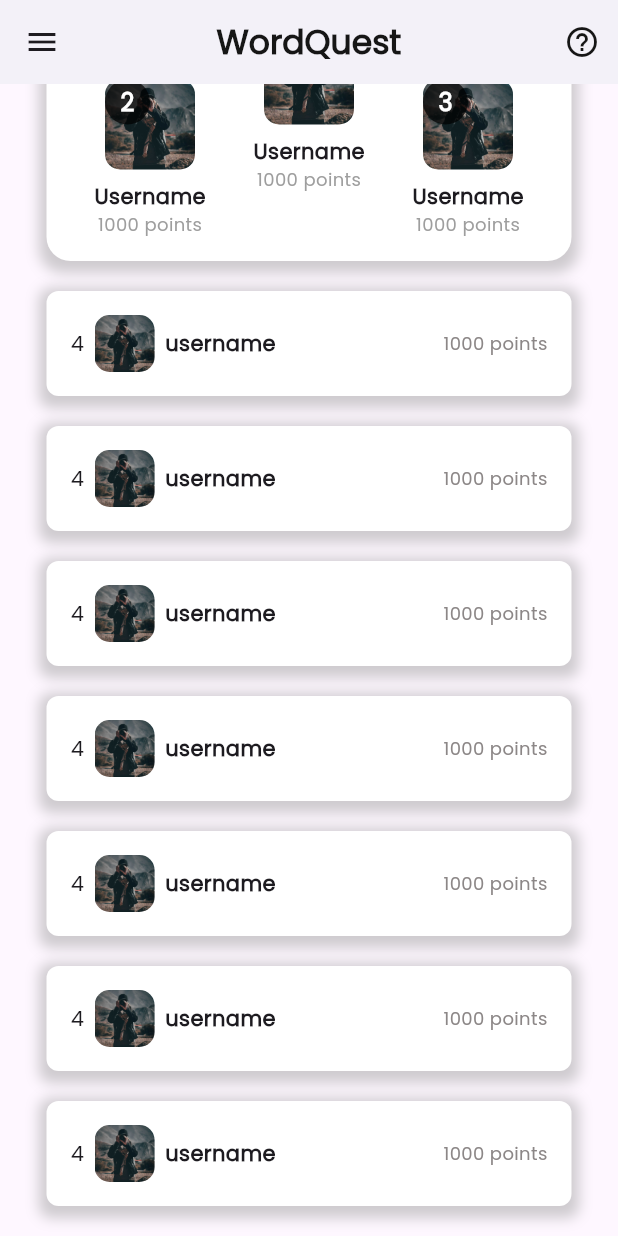
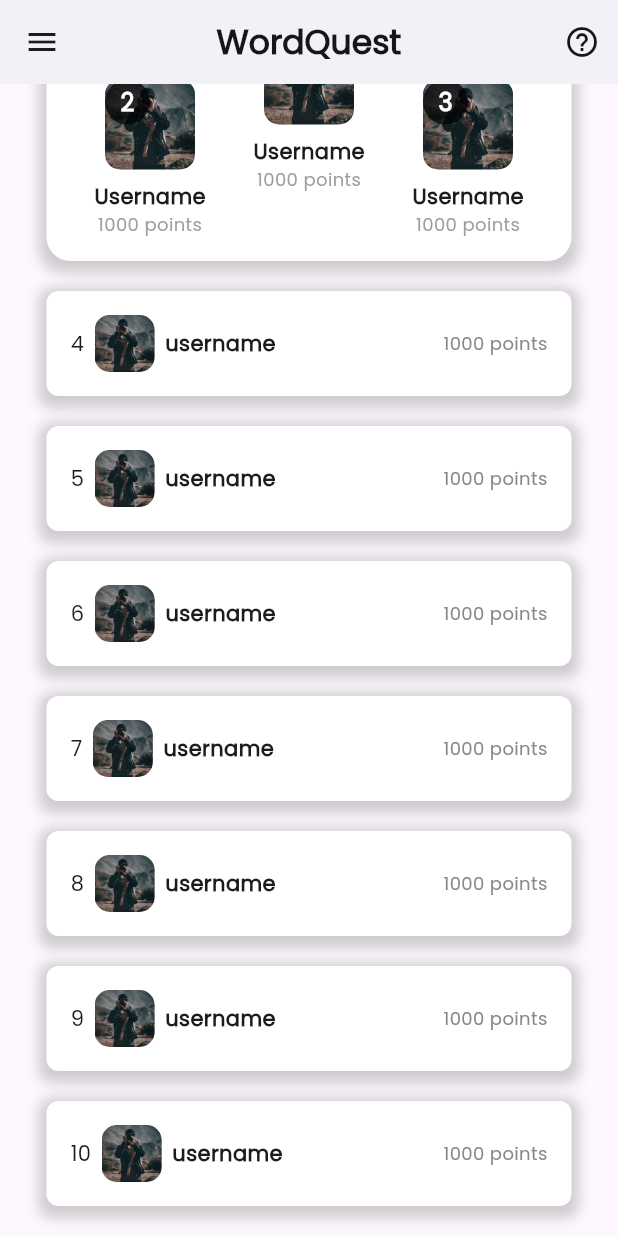
Before and after one commit to kenzzhie/WordQuest, a Flutter app: the Leaderboard screen opened directly, scrolled down 149 dp, on a phone screen of 412 x 824 dp. Run offline on Flutter 3.47's test engine with Material 3 defaults, Android fonts, the light colour scheme and no system bars.

Commit message:
Update leaderboard.dart

```diff
--- a/lib/leaderboard.dart
+++ b/lib/leaderboard.dart
@@ -124,27 +124,27 @@ class _LeaderboardState extends State<Leaderboard> {
               ),
               Padding(
                 padding: const EdgeInsets.only(bottom: 20),
-                child: leaderProfile(4, 'username', '1000 points'),
+                child: leaderProfile(5, 'username', '1000 points'),
               ),
               Padding(
                 padding: const EdgeInsets.only(bottom: 20),
-                child: leaderProfile(4, 'username', '1000 points'),
+                child: leaderProfile(6, 'username', '1000 points'),
               ),
               Padding(
                 padding: const EdgeInsets.only(bottom: 20),
-                child: leaderProfile(4, 'username', '1000 points'),
+                child: leaderProfile(7, 'username', '1000 points'),
               ),
               Padding(
                 padding: const EdgeInsets.only(bottom: 20),
-                child: leaderProfile(4, 'username', '1000 points'),
+                child: leaderProfile(8, 'username', '1000 points'),
               ),
               Padding(
                 padding: const EdgeInsets.only(bottom: 20),
-                child: leaderProfile(4, 'username', '1000 points'),
+                child: leaderProfile(9, 'username', '1000 points'),
               ),
               Padding(
                 padding: const EdgeInsets.only(bottom: 20),
-                child: leaderProfile(4, 'username', '1000 points'),
+                child: leaderProfile(10, 'username', '1000 points'),
               ),
             ],
           ),
```
